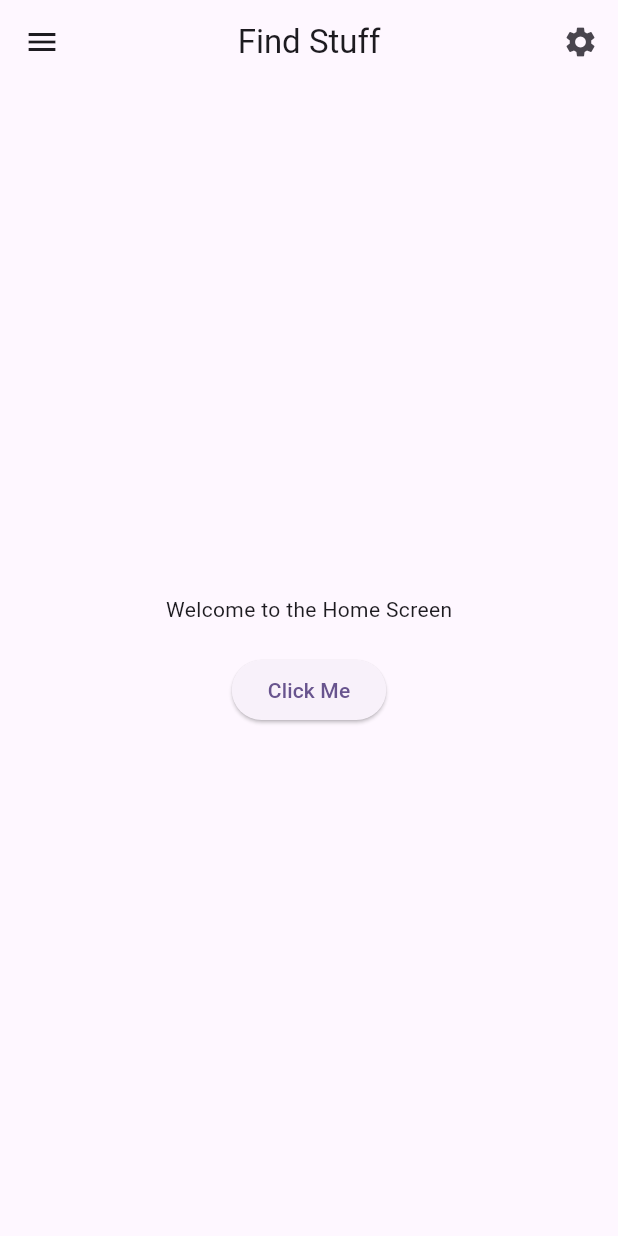
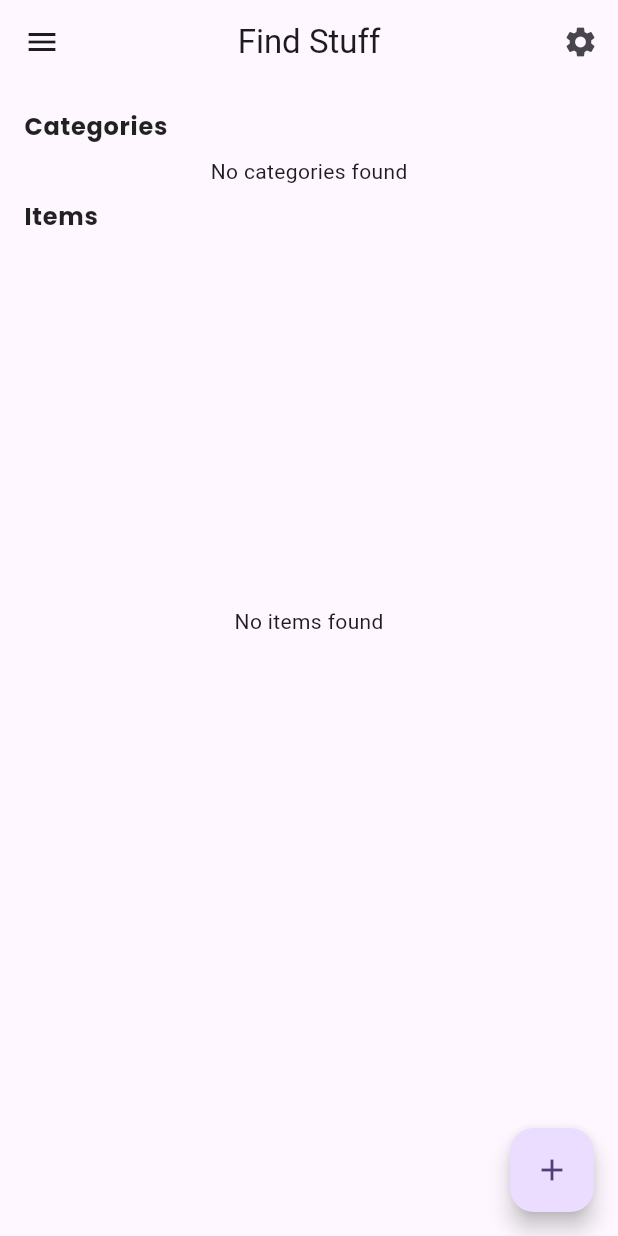
Before and after one commit to jnishantand/findstuff, a Flutter app: the HomeScreen screen opened directly, on a phone screen of 412 x 824 dp. Run offline on Flutter 3.47's test engine with Material 3 defaults, Android fonts, the light colour scheme and no system bars; our stand-ins replace cloud_firestore, firebase_auth, firebase_core, firebase_storage, get, google_fonts and 3 more; accounts and stored records are empty.

Commit message:
add item and fetch items added in firebase without image

```diff
--- /dev/null
+++ b/lib/constants.dart
@@ -0,0 +1,27 @@
+import 'dart:ui';
+
+import 'package:flutter/material.dart' show Colors;
+
+class Constants{
+
+
+
+   static final double defaultTextSize = 16.0;
+   static final Color defaultTextColor = Colors.black87;
+    static final Color primaryColor = Colors.blue;
+    static final Color secondaryColor = Colors.grey;
+    static final Color backgroundColor = Colors.white;
+    static final Color errorColor = Colors.red;
+    static final Color successColor = Colors.green;
+    static final Color warningColor = Colors.orange;
+    static final Color infoColor = Colors.lightBlue;
+    static final Color accentColor = Colors.purple;
+    static final Color cardColor = Colors.white;
+    static final Color borderColor = Colors.grey.shade300;
+    static final Color shadowColor = Colors.black26;
+
+    static final double defaultPadding = 16.0;
+    static final double defaultMargin = 8.0;
+
+
+}
--- /dev/null
+++ b/lib/models/categories.dart
@@ -0,0 +1,15 @@
+class Category {
+  final String id;
+  final String name;
+  final String icon;
+
+  Category({required this.id, required this.name, required this.icon});
+
+  factory Category.fromMap(Map<String, dynamic> data, String documentId) {
+    return Category(
+      id: documentId,
+      name: data['name'] ?? '',
+      icon: data['icon'] ?? '',
+    );
+  }
+}
--- a/lib/screens/home_screen.dart
+++ b/lib/screens/home_screen.dart
@@ -1,9 +1,15 @@
+import 'package:find_stuff/constants.dart';
+import 'package:find_stuff/models/categories.dart' show Category;
+import 'package:find_stuff/screens/add_item.dart' show AddFoundItemPage;
 import 'package:find_stuff/screens/login_screen.dart';
 import 'package:find_stuff/screens/profile_screen.dart';
-import 'package:find_stuff/services/local/shared_prefrence.dart' show SharedPrefsHelper;
+import 'package:find_stuff/services/local/shared_prefrence.dart'
+    show SharedPrefsHelper;
+import 'package:find_stuff/widgets/custom_text.dart' show CustomText;
 import 'package:firebase_auth/firebase_auth.dart';
 import 'package:flutter/material.dart';
 import 'package:get/get.dart';
+import 'package:cloud_firestore/cloud_firestore.dart';
 
 class HomeScreen extends StatefulWidget {
   const HomeScreen({Key? key}) : super(key: key);
@@ -16,9 +22,41 @@ class _HomeScreenState extends State<HomeScreen> {
   final GlobalKey<ScaffoldState> _scaffoldKey = GlobalKey<ScaffoldState>();
   final FirebaseAuth _auth = FirebaseAuth.instance;
 
+  String? selectedCategoryId;
+
+  Stream<List<Category>> getCategories() {
+    return FirebaseFirestore.instance
+        .collection('categories')
+        .snapshots()
+        .map((snapshot) => snapshot.docs
+        .map((doc) => Category.fromMap(doc.data(), doc.id))
+        .toList());
+  }
+
+  Stream<QuerySnapshot> getFoundItemsStream() {
+    if (selectedCategoryId == null) {
+      // Return empty stream until a category is selected or return all items if you prefer
+      return FirebaseFirestore.instance
+          .collection('found_items')
+          .orderBy('createdAt', descending: true)
+          .snapshots();
+    }
+    return FirebaseFirestore.instance
+        .collection('found_items')
+        .where('categoryId', isEqualTo: selectedCategoryId)
+        .orderBy('createdAt', descending: true)
+        .snapshots();
+  }
+
   @override
   Widget build(BuildContext context) {
     return Scaffold(
+      floatingActionButton: FloatingActionButton(
+        onPressed: () {
+          Get.to(() => const AddFoundItemPage());
+        },
+        child: const Icon(Icons.add),
+      ),
       key: _scaffoldKey,
       drawer: SafeArea(
         child: Container(
@@ -53,7 +91,9 @@ class _HomeScreenState extends State<HomeScreen> {
                   } catch (e) {
                     debugPrint("Error during logout: $e");
                     ScaffoldMessenger.of(context).showSnackBar(
-                      const SnackBar(content: Text('Logout failed, please try again')),
+                      const SnackBar(
+                        content: Text('Logout failed, please try again'),
+                      ),
                     );
                   }
                 },
@@ -65,15 +105,12 @@ class _HomeScreenState extends State<HomeScreen> {
       appBar: AppBar(
         leading: InkWell(
           onTap: () {
-            if (_scaffoldKey.currentState != null && !_scaffoldKey.currentState!.isDrawerOpen) {
+            if (_scaffoldKey.currentState != null &&
+                !_scaffoldKey.currentState!.isDrawerOpen) {
               _scaffoldKey.currentState!.openDrawer();
             }
           },
-          child: const SizedBox(
-            height: 50,
-            width: 50,
-            child: Icon(Icons.menu),
-          ),
+          child: const SizedBox(height: 50, width: 50, child: Icon(Icons.menu)),
         ),
         title: const Text("Find Stuff"),
         automaticallyImplyLeading: true,
@@ -82,19 +119,105 @@ class _HomeScreenState extends State<HomeScreen> {
           SizedBox(height: 50, width: 50, child: Icon(Icons.settings)),
         ],
       ),
-      body: Center(
-        child: Column(
-          mainAxisAlignment: MainAxisAlignment.center,
-          children: [
-            const Text('Welcome to the Home Screen'),
-            const SizedBox(height: 20),
-            ElevatedButton(
-              onPressed: () {
-                // Add your button action here
-              },
-              child: const Text('Click Me'),
-            ),
-          ],
+      body: Padding(
+        padding: EdgeInsets.all(Constants.defaultPadding),
+        child: SingleChildScrollView(
+          child: Column(
+            crossAxisAlignment: CrossAxisAlignment.start,
+            children: [
+              CustomText(text: "Categories", isBold: true),
+              SizedBox(height: Constants.defaultMargin),
+              StreamBuilder<List<Category>>(
+                stream: getCategories(),
+                builder: (context, snapshot) {
+                  if (snapshot.connectionState == ConnectionState.waiting) {
+                    return const Center(child: CircularProgressIndicator());
+                  }
+                  if (!snapshot.hasData || snapshot.data!.isEmpty) {
+                    return const Center(child: Text("No categories found"));
+                  }
+
+                  final categories = snapshot.data!;
+                  return SizedBox(
+                    height: 120,
+                    child: ListView.builder(
+                      scrollDirection: Axis.horizontal,
+                      itemCount: categories.length,
+                      itemBuilder: (context, index) {
+                        final category = categories[index];
+                        final isSelected = category.id == selectedCategoryId;
+                        return GestureDetector(
+                          onTap: () {
+                            setState(() {
+                              selectedCategoryId = category.id;
+                            });
+                          },
+                          child: Card(
+                            color: isSelected ? Constants.primaryColor : Colors.white,
+                            child: Container(
+                              width: 140,
+                              padding: const EdgeInsets.all(8),
+                              child: Column(
+                                mainAxisAlignment: MainAxisAlignment.center,
+                                children: [
+                                  Icon(Icons.category,
+                                      size: 40,
+                                      color: isSelected ? Colors.white : Constants.primaryColor),
+                                  const SizedBox(height: 8),
+                                  Text(
+                                    category.name,
+                                    style: TextStyle(
+                                      color: isSelected ? Colors.white : Colors.black,
+                                      fontWeight: FontWeight.bold,
+                                    ),
+                                    textAlign: TextAlign.center,
+                                  ),
+                                ],
+                              ),
+                            ),
+                          ),
+                        );
+                      },
+                    ),
+                  );
+                },
+              ),
+              SizedBox(height: Constants.defaultMargin),
+              CustomText(text: "Items", isBold: true),
+              SizedBox(height: Constants.defaultMargin),
+              SizedBox(
+                height: 500,
+                child: StreamBuilder<QuerySnapshot>(
+                  stream: getFoundItemsStream(),
+                  builder: (context, snapshot) {
+                    if (snapshot.connectionState == ConnectionState.waiting) {
+                      return const Center(child: CircularProgressIndicator());
+                    }
+                    if (!snapshot.hasData || snapshot.data!.docs.isEmpty) {
+                      return const Center(child: Text("No items found"));
+                    }
+
+                    final items = snapshot.data!.docs;
+                    return ListView.builder(
+                      itemCount: items.length,
+                      itemBuilder: (context, index) {
+                        final data = items[index];
+                        final imageUrl = data['imageUrl'] as String?;
+                        return ListTile(
+                          leading: (imageUrl != null && imageUrl.isNotEmpty)
+                              ? Image.network(imageUrl, width: 60, height: 60, fit: BoxFit.cover)
+                              : const Icon(Icons.image_not_supported),
+                          title: Text(data['title'] ?? 'No title'),
+                          subtitle: Text(data['address'] ?? ''),
+                        );
+                      },
+                    );
+
+                  },
+                ),
+              ),
+            ],
+          ),
         ),
       ),
     );
--- /dev/null
+++ b/lib/widgets/custom_text.dart
@@ -0,0 +1,24 @@
+import 'package:find_stuff/constants.dart' show Constants;
+import 'package:flutter/material.dart';
+import 'package:google_fonts/google_fonts.dart';
+
+class CustomText extends StatelessWidget {
+  final String text;
+  final TextStyle? style;
+  final bool isBold;
+
+  CustomText({Key? key, required this.text, this.style, this.isBold = false})
+      : super(key: key);
+
+  @override
+  Widget build(BuildContext context) {
+    return Text(this.text, style: this.style ?? GoogleFonts.poppins(
+        fontSize: Constants.defaultTextSize,
+        fontWeight: this.isBold == true ? FontWeight.bold : FontWeight.
+        normal, color: Constants.defaultTextColor, decoration: TextDecoration.none,
+        decorationColor: Colors.transparent, decorationThickness: 0.0,
+        decorationStyle: TextDecorationStyle.solid,
+        textBaseline: TextBaseline.alphabetic, height: 1.5, letterSpacing: 0.5,
+        wordSpacing: 0.5, shadows: const []));
+  }
+}
--- a/pubspec.yaml
+++ b/pubspec.yaml
@@ -37,7 +37,12 @@ dependencies:
   get:
   firebase_core: ^3.9.0
   firebase_auth: ^5.3.4
+  cloud_firestore: ^5.5.0
   shared_preferences: ^2.5.3
+  google_fonts: ^6.3.0
+  firebase_storage: ^12.4.10
+  image_picker: ^1.1.2
+  permission_handler: ^11.3.1
 
 dev_dependencies:
   flutter_test:
```
Also changed, not shown: lib/screens/add_item.dart (added, +187 -0 lines), pubspec.lock, 59 other files.
